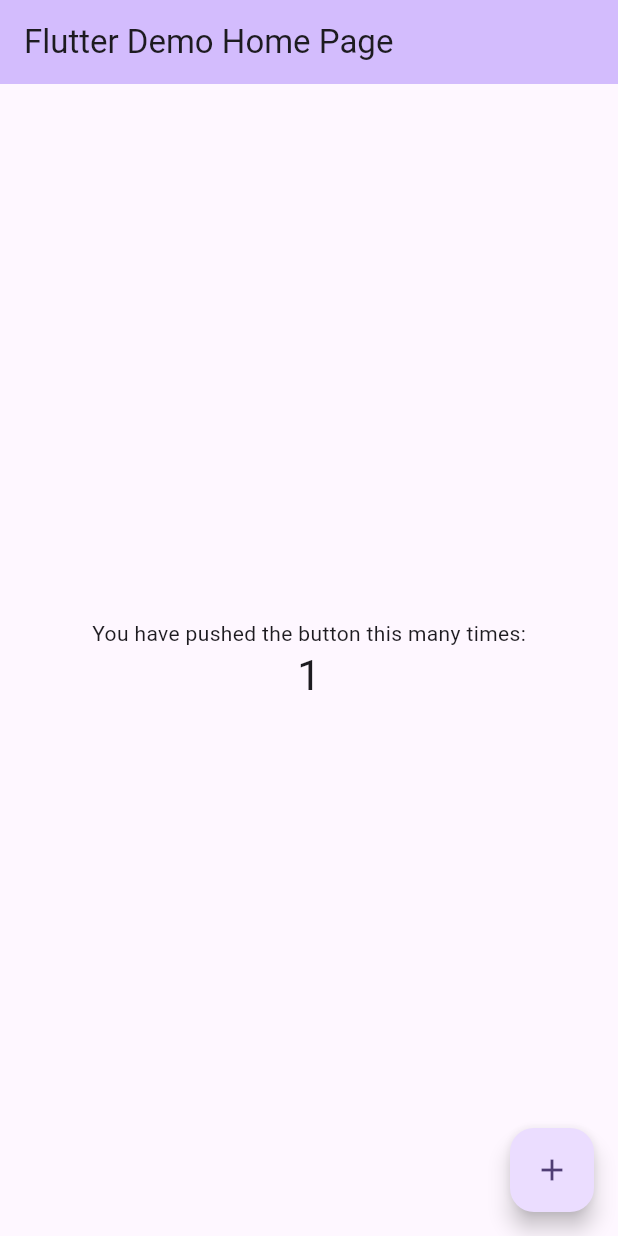
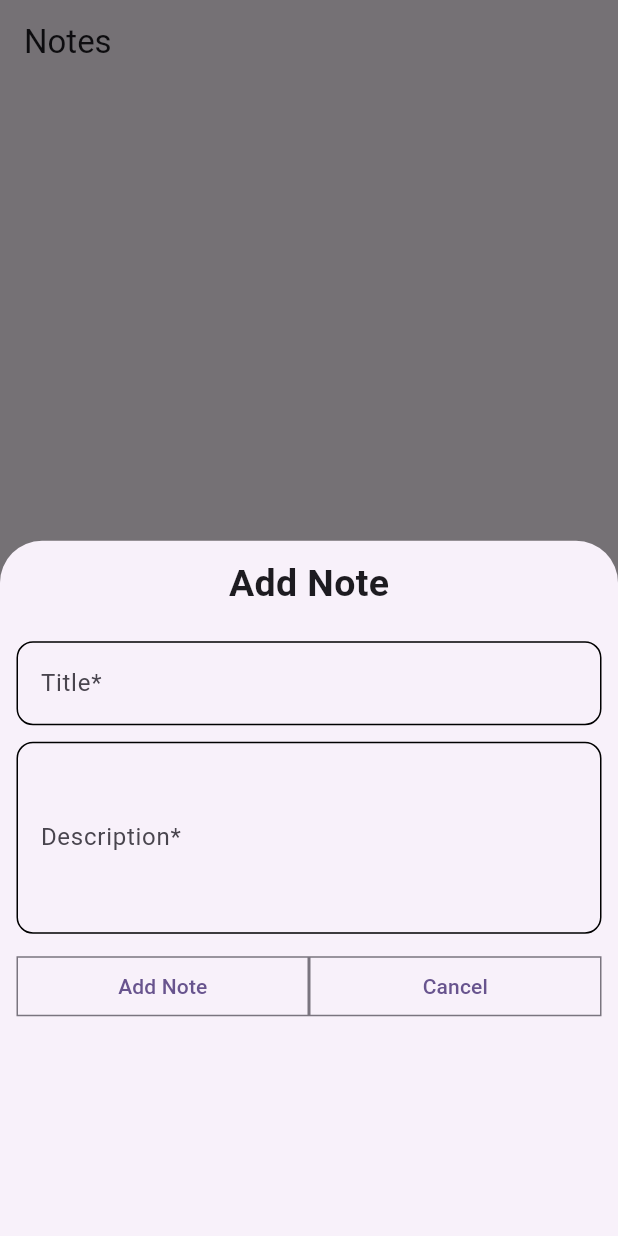
Before and after one commit to Ranit003/database_sql, a Flutter app: the screen it shows after launch, after a tap on the "add" icon, on a phone screen of 412 x 824 dp. Run offline on Flutter 3.47's test engine with Material 3 defaults, Android fonts, the phone set to English and light mode, and no system bars; our stand-ins replace sqflite; accounts and stored records are empty.

Commit message:
Initial commit

```diff
--- a/lib/database/local/db_helper.dart
+++ b/lib/database/local/db_helper.dart
@@ -1,3 +1,59 @@
+import 'dart:io';
+
+import 'package:path/path.dart';
+import 'package:path_provider/path_provider.dart';
+import 'package:sqflite/sqflite.dart';
+
 class DBhelper{
+/// singelton class
+  DBhelper._();
+  Database? myDB;
+  static final DBhelper getinstance = DBhelper._();
+  static final String TABLE_NOTE="note";
+  static final String COLUMN_NAME_SNO="s_no";
+  static final String COLUMN_NAME_TITLE="title";
+  static final String COLUMN_NAME_DESC="desc";
 
+  ///db open(path->if exist then open else create)
+Future<Database> getDB() async {
+
+  if(myDB!=null){
+    return myDB!;
+  } else{
+    myDB=await openDB();
+    return  myDB!;
+  }
+
+  }
+
+  Future<Database> openDB() async {
+
+    Directory appdir= await getApplicationDocumentsDirectory();
+
+    String dbPath=join(appdir.path, "noteDB.db");
+
+    return await openDatabase(dbPath, onCreate:(db,version){
+///CREATE ALL TABLES HERE
+
+      db.execute("create table $TABLE_NOTE(s_no integer primary key autoincrement ,title text,desc text)");
+    },version: 1);
 }
+/// write queries
+
+   Future<bool> addNote({required String mtitle,required String mdesc}) async {
+   var db= await getDB();
+   int rowsaffected = await db.insert(TABLE_NOTE,{
+     COLUMN_NAME_TITLE: mtitle,
+     COLUMN_NAME_DESC: mdesc,
+
+   });
+
+   return rowsaffected>0;
+   }
+   Future<List<Map<String,dynamic>>> getAllNotes() async{
+   var db= await getDB();
+   ///SELECT * FROM
+   List<Map<String, dynamic>> mdata = await db.query(TABLE_NOTE);
+   return mdata;
+}
+  }
--- a/lib/home_page.dart
+++ b/lib/home_page.dart
@@ -0,0 +1,132 @@
+import 'package:flutter/material.dart';
+import 'package:sql_database/database/local/db_helper.dart';
+
+class HomePage extends StatefulWidget {
+  const HomePage({super.key});
+
+  @override
+  State<HomePage> createState() => _HomePageState();
+}
+
+class _HomePageState extends State<HomePage> {
+  ///controllers
+  TextEditingController titleController=TextEditingController();
+  TextEditingController descController=TextEditingController();
+
+  List<Map<String,dynamic>> allNotes=[];
+  DBhelper? dbref;
+  @override
+  void initState() {
+    // TODO: implement initState
+    super.initState();
+    dbref=DBhelper.getinstance;
+    getNotes();
+  }
+  void getNotes()async{
+    allNotes=await dbref!.getAllNotes();
+    setState(() {
+
+    });
+  }
+  @override
+  Widget build(BuildContext context) {
+    return Scaffold(
+      appBar: AppBar(
+        title: Text('Notes'),
+      ),
+      body: allNotes.isNotEmpty?ListView.builder(
+          itemCount: allNotes.length,
+          itemBuilder: (_,index){
+            return ListTile(
+              leading: Text('${allNotes[index][DBhelper.COLUMN_NAME_SNO]}'),
+                title:Text(allNotes[index][DBhelper.COLUMN_NAME_TITLE]),
+              subtitle: Text(allNotes[index][DBhelper.COLUMN_NAME_DESC]),
+            );
+
+      }):Center(
+        child: Text("No notes yet!!"),
+      ),
+      floatingActionButton: FloatingActionButton(
+        onPressed: ()async {
+          String errormsg="";
+          //notes to be addes from here
+          showModalBottomSheet(context: context, builder: (context)
+          {
+            return Container(
+              padding: EdgeInsets.all(11),
+              width:double.infinity,
+              child: Column(
+                children: [
+                  Text('Add Note', style: TextStyle(
+                      fontSize: 25, fontWeight: FontWeight.bold),),
+                  SizedBox(height: 20,),
+                TextField(
+                  controller: titleController,
+                  decoration: InputDecoration(
+                    hintText: "Enter Title Here",
+                    label: Text('Title*'),
+                    focusedBorder: OutlineInputBorder(
+                      borderRadius: BorderRadius.circular(11),
+                    ),
+                    enabledBorder: OutlineInputBorder(
+                      borderRadius: BorderRadius.circular(11),
+                  ),
+                ),
+                ),
+                  SizedBox(height: 11,),
+                  TextField(
+                    controller: descController,
+                    maxLines: 4,
+                    decoration: InputDecoration(
+                      hintText: "Enter Description Here",
+                      label:Text('Description*'),
+                      focusedBorder: OutlineInputBorder(
+                        borderRadius: BorderRadius.circular(11),
+                      ),
+                      enabledBorder: OutlineInputBorder(
+                        borderRadius: BorderRadius.circular(11),
+                      )
+                    ),
+                  ),
+                  SizedBox(height: 11,),
+                  Row(
+                    children: [
+                      Expanded(child: OutlinedButton(
+                          style: OutlinedButton.styleFrom(shape:
+                          RoundedRectangleBorder(
+                              side: BorderSide(
+                                width:1,
+                          ))),
+                          onPressed: ()async{
+                            var title=titleController.text;
+                            var desc=descController.text;
+                            if(title.isNotEmpty && desc.isNotEmpty){
+                              bool check=await dbref!.addNote(mtitle: title, mdesc: desc);
+                              if(check){
+                                getNotes();
+                              }Navigator.pop(context);
+                            } else{
+                              errormsg="*Please fill the required columns";
+                              setState(() {
+
+                              });
+                            }
+
+                            }, child: Text('Add Note'))),
+                      SizedBox(height: 11,),
+                      Expanded(child: OutlinedButton(
+                          style:OutlinedButton.styleFrom(shape: RoundedRectangleBorder(side: BorderSide(width: 1,))),
+                      onPressed: (){Navigator.pop(context);}, child: Text('Cancel'))),
+                      Text('$errormsg'),
+                    ],
+                  ),
+                ],
+              ),
+            );
+          });
+        },
+        child: Icon(Icons.add),
+      ),
+    );
+  }
+}
--- a/lib/main.dart
+++ b/lib/main.dart
@@ -1,4 +1,7 @@
 import 'package:flutter/material.dart';
+import 'package:sql_database/database/local/db_helper.dart';
+
+import 'home_page.dart';
 
 void main() {
   runApp(const MyApp());
@@ -10,116 +13,15 @@
   // This widget is the root of your application.
   @override
   Widget build(BuildContext context) {
+    DBhelper db = DBhelper.getinstance;
     return MaterialApp(
       title: 'Flutter Demo',
       theme: ThemeData(
-        // This is the theme of your application.
-        //
-        // TRY THIS: Try running your application with "flutter run". You'll see
-        // the application has a purple toolbar. Then, without quitting the app,
-        // try changing the seedColor in the colorScheme below to Colors.green
-        // and then invoke "hot reload" (save your changes or press the "hot
-        // reload" button in a Flutter-supported IDE, or press "r" if you used
-        // the command line to start the app).
-        //
-        // Notice that the counter didn't reset back to zero; the application
-        // state is not lost during the reload. To reset the state, use hot
-        // restart instead.
-        //
-        // This works for code too, not just values: Most code changes can be
-        // tested with just a hot reload.
+
         colorScheme: ColorScheme.fromSeed(seedColor: Colors.deepPurple),
         useMaterial3: true,
       ),
-      home: const MyHomePage(title: 'Flutter Demo Home Page'),
+      home: const HomePage(),
     );
   }
 }
-
-class MyHomePage extends StatefulWidget {
-  const MyHomePage({super.key, required this.title});
-
-  // This widget is the home page of your application. It is stateful, meaning
-  // that it has a State object (defined below) that contains fields that affect
-  // how it looks.
-
-  // This class is the configuration for the state. It holds the values (in this
-  // case the title) provided by the parent (in this case the App widget) and
-  // used by the build method of the State. Fields in a Widget subclass are
-  // always marked "final".
-
-  final String title;
-
-  @override
-  State<MyHomePage> createState() => _MyHomePageState();
-}
-
-class _MyHomePageState extends State<MyHomePage> {
-  int _counter = 0;
-
-  void _incrementCounter() {
-    setState(() {
-      // This call to setState tells the Flutter framework that something has
-      // changed in this State, which causes it to rerun the build method below
-      // so that the display can reflect the updated values. If we changed
-      // _counter without calling setState(), then the build method would not be
-      // called again, and so nothing would appear to happen.
-      _counter++;
-    });
-  }
-
-  @override
-  Widget build(BuildContext context) {
-    // This method is rerun every time setState is called, for instance as done
-    // by the _incrementCounter method above.
-    //
-    // The Flutter framework has been optimized to make rerunning build methods
-    // fast, so that you can just rebuild anything that needs updating rather
-    // than having to individually change instances of widgets.
-    return Scaffold(
-      appBar: AppBar(
-        // TRY THIS: Try changing the color here to a specific color (to
-        // Colors.amber, perhaps?) and trigger a hot reload to see the AppBar
-        // change color while the other colors stay the same.
-        backgroundColor: Theme.of(context).colorScheme.inversePrimary,
-        // Here we take the value from the MyHomePage object that was created by
-        // the App.build method, and use it to set our appbar title.
-        title: Text(widget.title),
-      ),
-      body: Center(
-        // Center is a layout widget. It takes a single child and positions it
-        // in the middle of the parent.
-        child: Column(
-          // Column is also a layout widget. It takes a list of children and
-          // arranges them vertically. By default, it sizes itself to fit its
-          // children horizontally, and tries to be as tall as its parent.
-          //
-          // Column has various properties to control how it sizes itself and
-          // how it positions its children. Here we use mainAxisAlignment to
-          // center the children vertically; the main axis here is the vertical
-          // axis because Columns are vertical (the cross axis would be
-          // horizontal).
-          //
-          // TRY THIS: Invoke "debug painting" (choose the "Toggle Debug Paint"
-          // action in the IDE, or press "p" in the console), to see the
-          // wireframe for each widget.
-          mainAxisAlignment: MainAxisAlignment.center,
-          children: <Widget>[
-            const Text(
-              'You have pushed the button this many times:',
-            ),
-            Text(
-              '$_counter',
-              style: Theme.of(context).textTheme.headlineMedium,
-            ),
-          ],
-        ),
-      ),
-      floatingActionButton: FloatingActionButton(
-        onPressed: _incrementCounter,
-        tooltip: 'Increment',
-        child: const Icon(Icons.add),
-      ), // This trailing comma makes auto-formatting nicer for build methods.
-    );
-  }
-}
--- a/pubspec.yaml
+++ b/pubspec.yaml
@@ -36,6 +36,8 @@ dependencies:
   # Use with the CupertinoIcons class for iOS style icons.
   cupertino_icons: ^1.0.2
   sqflite: ^2.3.2
+  path: ^1.8.3
+  path_provider: ^2.1.4
 
 dev_dependencies:
   flutter_test:
```
Also changed, not shown: pubspec.lock, 1 other file.
